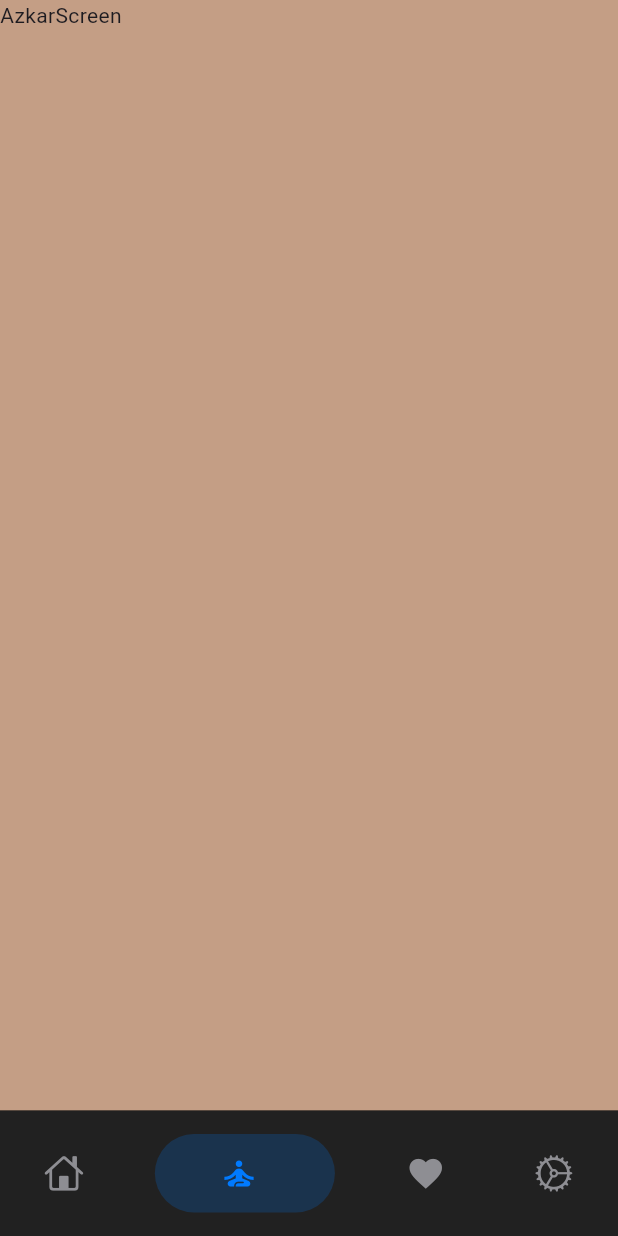
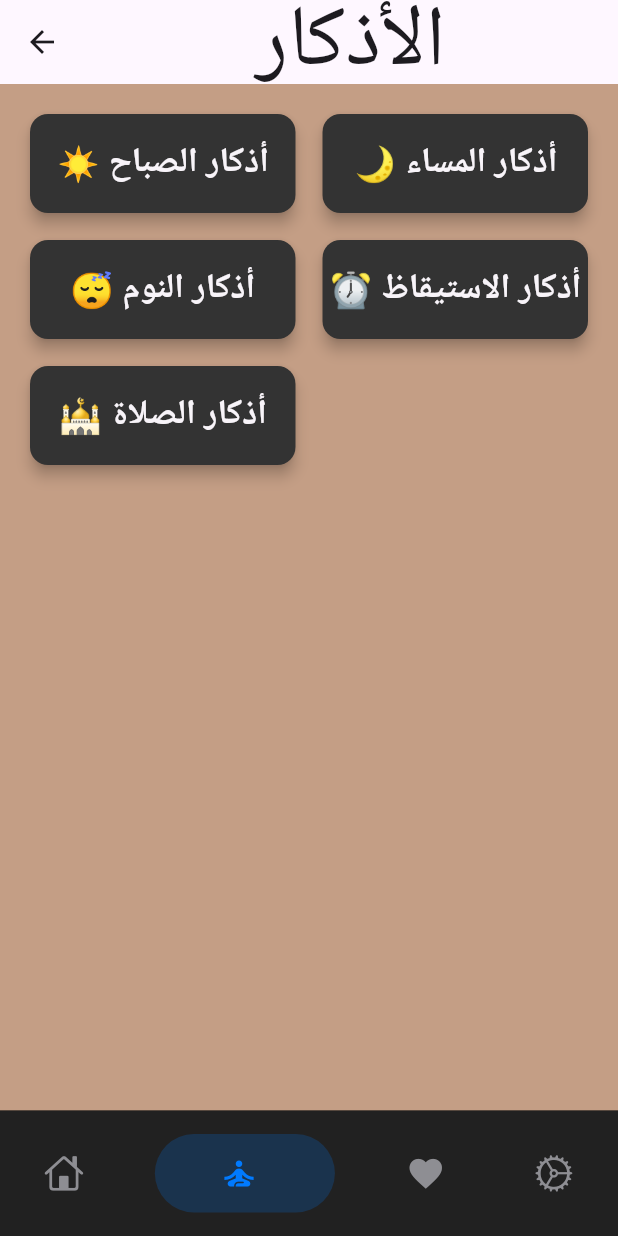
Before and after one commit to mohamedseedk908/Azkary_App, a Flutter app: the screen it shows after launch, item 2 of the bottom bar chosen, on a phone screen of 412 x 824 dp. Run offline on Flutter 3.47's test engine with Material 3 defaults, Android fonts, the phone set to English and light mode, and no system bars; drawn by our look-alikes of persistent_bottom_nav_bar; our stand-ins replace flutter_screenutil, go_router, table_calendar.

Commit message:
add screen adhdhkar_almasa and adhdhkar_alnawm and adhdhkar_alsabah and adhkar_aliastiqaz and adhkar_alsala

```diff
--- a/lib/feature/azkar/presentation/views/azkar_screen.dart
+++ b/lib/feature/azkar/presentation/views/azkar_screen.dart
@@ -1,12 +1,58 @@
+import 'package:azkary_app/core/utils/app_colors.dart';
+import 'package:azkary_app/feature/azkar/presentation/widgets/azkar_alsbah.dart';
 import 'package:flutter/material.dart';
+import 'package:flutter_screenutil/flutter_screenutil.dart';
 
 class AzkarScreen extends StatelessWidget {
-  const AzkarScreen({super.key});
+  final List<Map<String, String>> azkarList = [
+    {"title": "أذكار الصباح", "icon": "☀️"},
+    {"title": "أذكار المساء", "icon": "🌙"},
+    {"title": "أذكار النوم", "icon": "😴"},
+    {"title": "أذكار الاستيقاظ", "icon": "⏰"},
+    {"title": "أذكار الصلاة", "icon": "🕌"},
+  ];
 
   @override
   Widget build(BuildContext context) {
-    return Scaffold(
-      body: Text("AzkarScreen"),
+    return SafeArea(
+      child: Scaffold(
+        appBar: AppBar(title: Center(child: Text("الأذكار",style:
+          TextStyle(fontSize: 50.sp),))),
+        body: GridView.builder(
+          padding: EdgeInsets.all(16),
+          gridDelegate: SliverGridDelegateWithFixedCrossAxisCount(
+            crossAxisCount: 2,
+            childAspectRatio: 2.5, // نسبة الطول للعرض
+            crossAxisSpacing: 10,
+            mainAxisSpacing: 10,
+          ),
+          itemCount: azkarList.length,
+          itemBuilder: (context, index) {
+            return GestureDetector(
+              onTap: () {
+                // فتح صفحة الذكر المحدد
+                Navigator.push(
+                  context,
+                  MaterialPageRoute(
+                    builder: (context) => AzkarDetailsScreen(azkarList[index]["title"]!),
+                  ),
+                );
+              },
+              child: Card(
+                shape: RoundedRectangleBorder(borderRadius: BorderRadius.circular(12)),
+                elevation: 4,
+                color: AppColors.black,
+                child: Center(
+                  child: Text(
+                    "${azkarList[index]["icon"]} ${azkarList[index]["title"]}",
+                    style: TextStyle(fontSize: 20.sp, fontWeight: FontWeight.bold,color: AppColors.offWhite),
+                  ),
+                ),
+              ),
+            );
+          },
+        ),
+      ),
     );
   }
 }
```
Also changed, not shown: lib/feature/azkar/presentation/widgets/adhdhkar_almasa.dart (added, +48 -0 lines), lib/feature/azkar/presentation/widgets/adhdhkar_alnawm.dart (added, +48 -0 lines), lib/feature/azkar/presentation/widgets/adhdhkar_alsabah.dart (added, +48 -0 lines), lib/feature/azkar/presentation/widgets/adhkar_aliastiqaz.dart (added, +48 -0 lines), lib/feature/azkar/presentation/widgets/adhkar_alsala.dart (added, +48 -0 lines).
